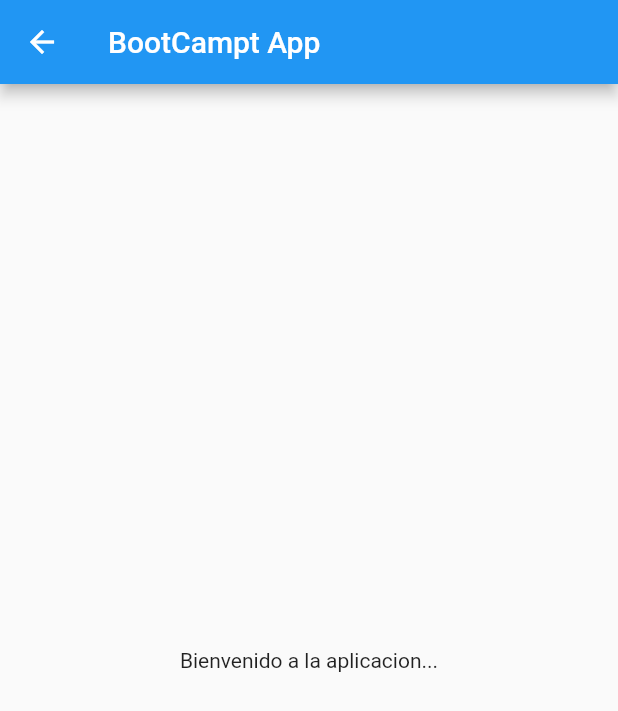
After one commit to LeopoldoIII/flutter_bootcamp, a Flutter app: the HomeScreen screen opened by its route, on a phone screen of 412 x 824 dp. The commit adds this screen. Shown: the top 711 px of the screen. Run offline on Flutter 3.47's test engine with Material 2 defaults, Android fonts, the phone set to English and light mode, and no system bars.

Commit message:
screen home

```diff
--- a/lib/main.dart
+++ b/lib/main.dart
@@ -25,6 +25,7 @@ class MyApp extends StatelessWidget {
       routes: {
         'login': (context) => const LoginScreen(),
         'register': (context) => const RegisterScreen(),
+        'home': ((context) => const HomeScreen()),
       },
     );
   }
--- /dev/null
+++ b/lib/screens/home_screen.dart
@@ -0,0 +1,14 @@
+import 'package:flutter/material.dart';
+
+class HomeScreen extends StatelessWidget {
+  const HomeScreen({super.key});
+
+  @override
+  Widget build(BuildContext context) {
+    return Scaffold(
+        appBar: AppBar(title: const Text('BootCampt App')),
+        body: const Center(
+          child: Text('Bienvenido a la aplicacion...'),
+        ));
+  }
+}
--- a/lib/screens/screens.dart
+++ b/lib/screens/screens.dart
@@ -1,2 +1,3 @@
 export 'package:flutter_bootcamp/screens/login_screen.dart';
 export 'package:flutter_bootcamp/screens/register_screen.dart';
+export 'package:flutter_bootcamp/screens/home_screen.dart';
```
